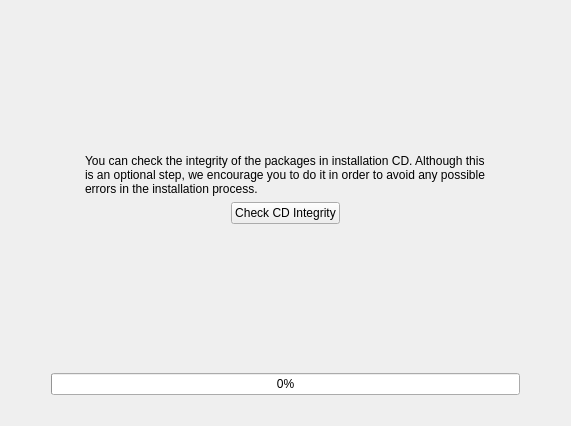
Qt form yali4/gui/Ui/checkcdwidget.ui (dadas45li/yali) before a commit.
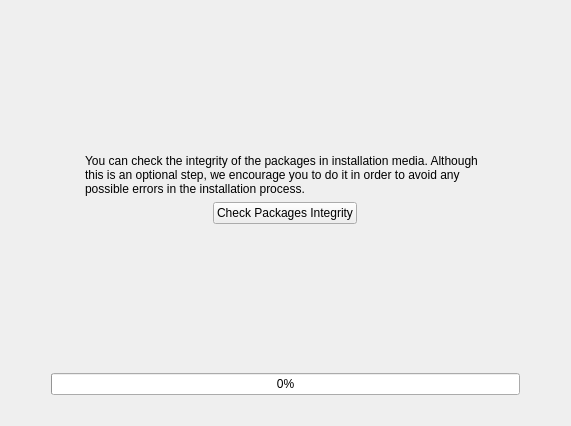
The same form after that commit. Icons and pictures are not drawn.

Commit message: Change media type

```diff
--- a/yali4/gui/Ui/checkcdwidget.ui
+++ b/yali4/gui/Ui/checkcdwidget.ui
@@ -61,9 +61,9 @@
       </widget>
      </item>
      <item>
-      <widget class="QLabel" name="textLabel2" >
-       <property name="text" >
-        <string>You can check the integrity of the packages in installation CD. Although this is an optional step, we encourage you to do it in order to avoid any possible errors in the installation process.</string>
+      <widget class="QLabel" name="textLabel2">
+       <property name="text">
+        <string>You can check the integrity of the packages in installation media. Although this is an optional step, we encourage you to do it in order to avoid any possible errors in the installation process.</string>
        </property>
        <property name="alignment" >
         <set>Qt::AlignVCenter</set>
@@ -95,9 +95,9 @@
         </spacer>
        </item>
        <item>
-        <widget class="QPushButton" name="checkButton" >
-         <property name="text" >
-          <string>Check CD Integrity</string>
+        <widget class="QPushButton" name="checkButton">
+         <property name="text">
+          <string>Check Packages Integrity</string>
          </property>
         </widget>
        </item>
@@ -236,7 +236,7 @@
    </item>
   </layout>
  </widget>
- <layoutdefault spacing="6" margin="11" />
+ <layoutdefault spacing="6" margin="11"/>
  <pixmapfunction>qPixmapFromMimeSource</pixmapfunction>
  <resources>
   <include location="../../data.qrc" />
```
Left out of the diff: 125 changed lines with no effect on the pictures.
